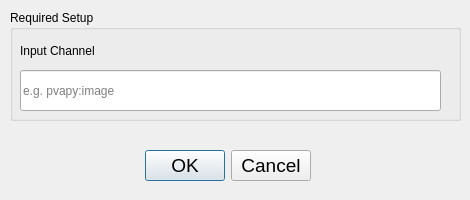
First picture: the form in src/dashpva/gui/pv_config.ui, repository AdvancedPhotonSource/DashPVA, before the edit.
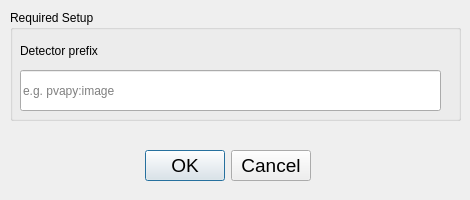
Second picture: the form after the edit.

Commit message:
Refactor Area Detector - Area detector in a new file structure - Area detector includes docks - cli points to new area_detector_viewer.py file - Dock Header theme
add: roi and stats pv's are hardcoded in pva_reader.py

Patch:
```diff
--- a/src/dashpva/gui/pv_config.ui
+++ b/src/dashpva/gui/pv_config.ui
@@ -51,7 +51,7 @@
      </rect>
     </property>
     <property name="text">
-     <string>Input Channel</string>
+     <string>Detector prefix</string>
     </property>
    </widget>
   </widget>
```
The commit also changes 13 other files.
